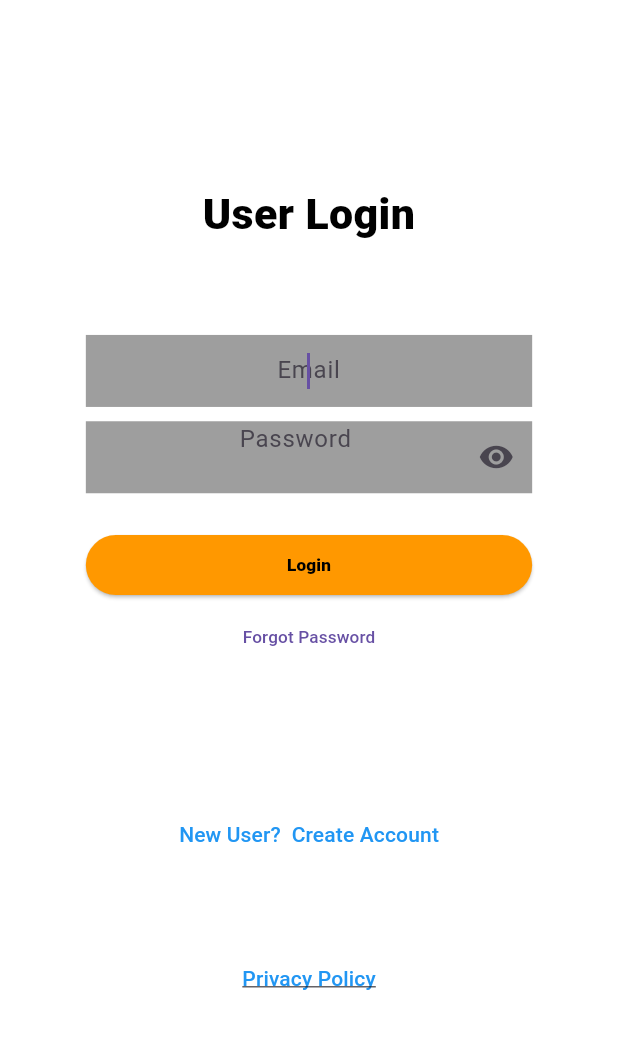
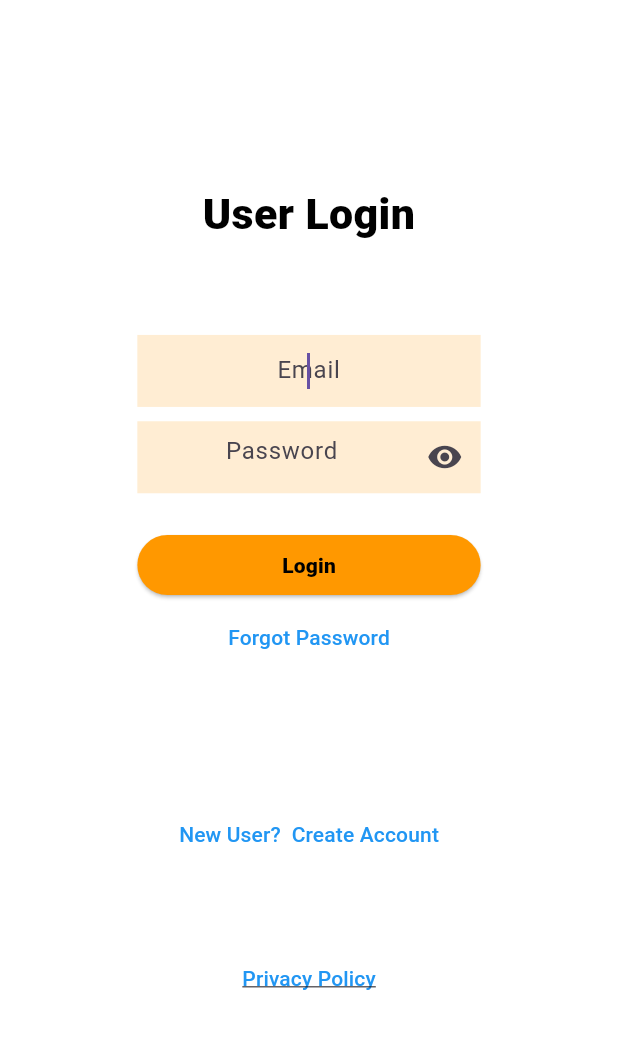
Before and after one commit to nathan-kane/deal_diligence, a Flutter app: the screen it shows after launch, on a phone screen of 412 x 824 dp, the part 61-1110 px from its top. Run offline on Flutter 3.47's test engine with Material 3 defaults, Android fonts, the phone set to English and light mode, and no system bars; our stand-ins replace cloud_firestore, dartz, equatable, firebase_auth, firebase_core, flutter_credit_card and 13 more; missing offline and left inert: add_2_calendar, flutter_stripe, googleapis; accounts and stored records are empty.

Commit message:
Changed the margins on the login screen

```diff
--- a/lib/screens/login_screen.dart
+++ b/lib/screens/login_screen.dart
@@ -263,14 +263,15 @@ class _LoginScreenState extends ConsumerState<LoginScreen> {
                 height: 50.h,
               ),
               Container(
-                color: Colors.grey,
+                padding: EdgeInsets.symmetric(horizontal: 30.w),
+                color: Colors.white,
                 child: TextField(
-                  //style: TextStyle(fontSize: 12.sp),
                   autofocus: true,
                   keyboardType: TextInputType.emailAddress,
                   textAlign: TextAlign.center,
                   decoration: InputDecoration(
-                    contentPadding: EdgeInsets.symmetric(horizontal: 10.w),
+                    filled: true,
+                    fillColor: const Color.fromARGB(255, 255, 237, 211),
                     border: InputBorder.none,
                     hintText: 'Email',
                     errorText: loginFail ? 'incorrect email' : null,
@@ -284,16 +285,17 @@ class _LoginScreenState extends ConsumerState<LoginScreen> {
                 height: 8.h,
               ),
               Container(
-                color: Colors.grey,
+                padding: EdgeInsets.symmetric(horizontal: 30.w),
+                color: Colors.white,
                 child: TextField(
-                  //style: TextStyle(fontSize: 12.sp),
                   obscureText: passwordVisible,
                   textAlign: TextAlign.center,
                   onChanged: (value) {
                     password = value;
                   },
                   decoration: InputDecoration(
-                    contentPadding: EdgeInsets.symmetric(horizontal: 30.w),
+                    filled: true,
+                    fillColor: const Color.fromARGB(255, 255, 237, 211),
                     border: InputBorder.none,
                     hintText: 'Password',
                     errorText: loginFail ? 'incorrect passwowrd' : null,
@@ -315,7 +317,9 @@ class _LoginScreenState extends ConsumerState<LoginScreen> {
               SizedBox(
                 height: 20.h,
               ),
-              ElevatedButton(
+              Container(
+                padding: EdgeInsets.symmetric(horizontal: 30.w),
+                child: ElevatedButton(
                   onPressed: () async {
                     setState(() {
                       showSpinner = true;
@@ -373,8 +377,7 @@ class _LoginScreenState extends ConsumerState<LoginScreen> {
                             break;
                           case "ERROR_USER_NOT_FOUND":
                           case "user-not-found":
-                            errorMessage =
-                                "User with this email doesn't exist.";
+                            errorMessage = "User with this email doesn't exist.";
                             break;
                           case "ERROR_USER_DISABLED":
                           case "user-disabled":
@@ -383,8 +386,7 @@ class _LoginScreenState extends ConsumerState<LoginScreen> {
                             break;
                           case "ERROR_TOO_MANY_REQUESTS":
                           case "too-many-requests":
-                            errorMessage =
-                                "Too many requests. Try again later.";
+                            errorMessage = "Too many requests. Try again later.";
                             break;
                           case "ERROR_OPERATION_NOT_ALLOWED":
                           case "operation-not-allowed":
@@ -427,17 +429,17 @@ class _LoginScreenState extends ConsumerState<LoginScreen> {
                       borderRadius: BorderRadius.circular(20),
                     ),
                   ),
-                  child: Text(
+                  child: const Text(
                     "Login",
                     style: TextStyle(
-                        fontSize: 10.sp,
-                        fontWeight: FontWeight.w900,
-                        color: Colors.black),
-                  )),
+                        fontWeight: FontWeight.w900, color: Colors.black),
+                  ),
+                ),
+              ),
               TextButton(
-                child: Text(
+                child: const Text(
                   'Forgot Password',
-                  style: TextStyle(fontSize: 10.sp),
+                  style: TextStyle(color: Colors.blue),
                 ),
                 onPressed: () => Navigator.of(context).push(MaterialPageRoute(
                     builder: (context) => const ResetPasswordScreen())),
```
